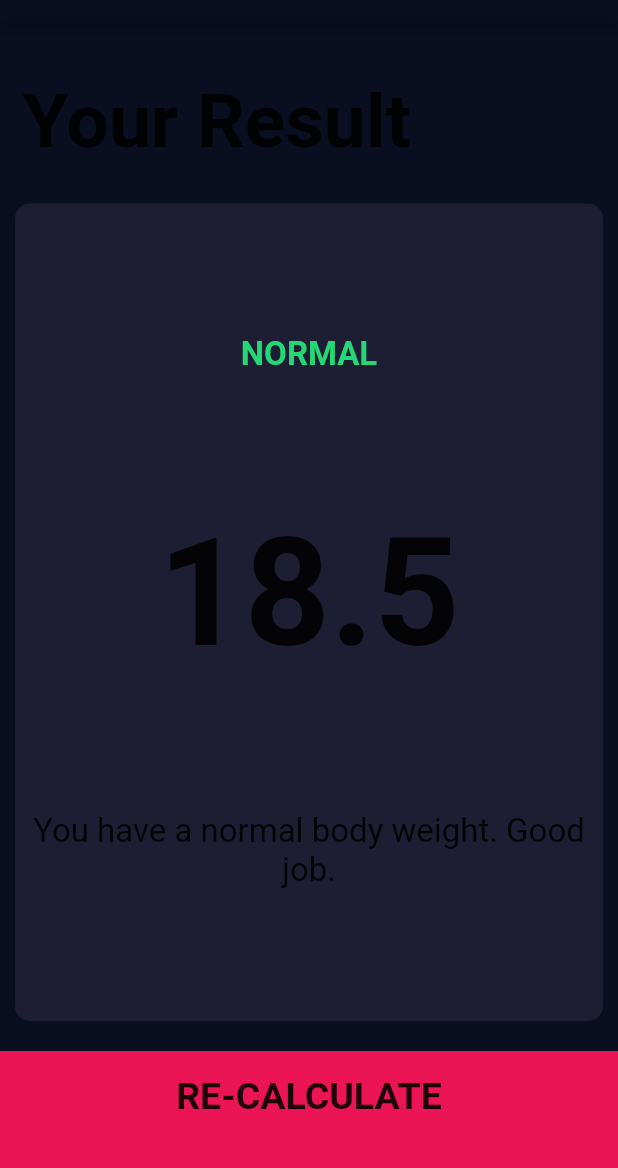
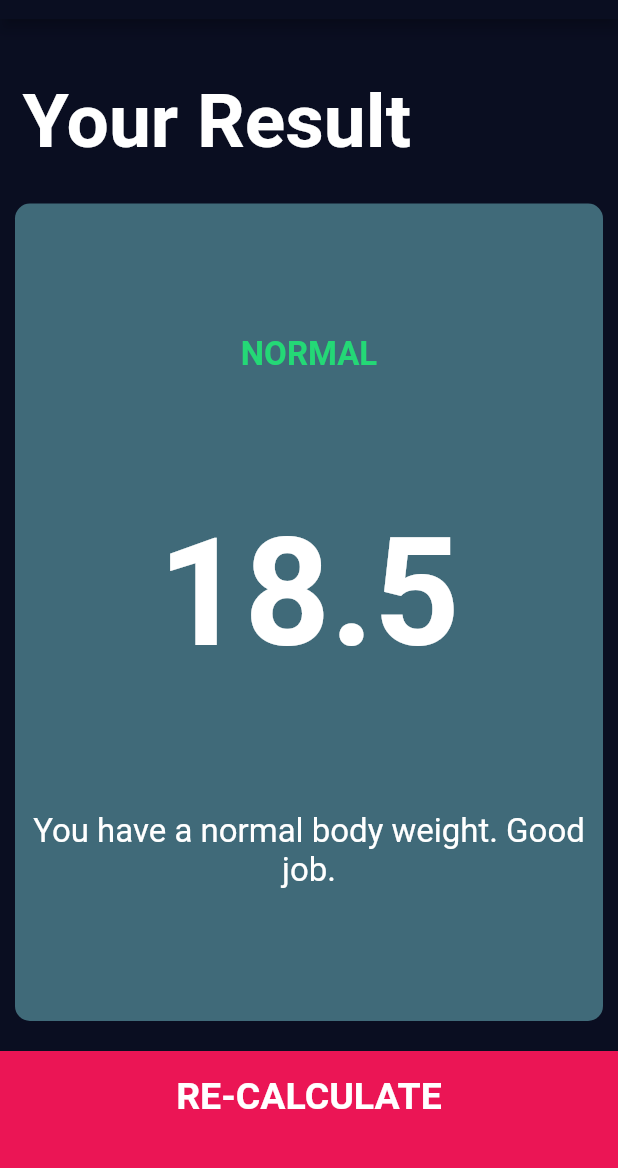
Before and after one commit to yasindu-dilshan/BMI-Calculator, a Flutter app: the screen it shows after launch, after a tap on "CALCULATE", on a phone screen of 412 x 824 dp, the part 65-1233 px from its top. Run offline on Flutter 3.47's test engine with Material 2 defaults, Android fonts, the phone set to English and light mode, and no system bars; our stand-ins replace font_awesome_flutter.

Commit message:
add drawer

```diff
--- a/lib/components/constants.dart
+++ b/lib/components/constants.dart
@@ -1,7 +1,7 @@
 import 'package:flutter/material.dart';
 
 const kBottomContainerHeight = 80.0;
-const kActiveCardColor = Color(0xFF1D1E33);
+const kActiveCardColor = Color(0xFF406A79);
 const kInactiveCardColor = Color(0xFF111328);
 const kBottomContainerColor = Color(0xFFEB1555);
 
--- a/lib/main.dart
+++ b/lib/main.dart
@@ -7,7 +7,7 @@ class BMICalculator extends StatelessWidget {
   @override
   Widget build(BuildContext context) {
     return MaterialApp(
-      theme: ThemeData.light().copyWith(
+      theme: ThemeData.dark().copyWith(
         primaryColor: Color(0xFF0A0E21),
         accentColor: Colors.purple,
         scaffoldBackgroundColor: Color(0xFF0A0E21),
--- a/lib/screens/input_image.dart
+++ b/lib/screens/input_image.dart
@@ -67,7 +67,7 @@ class _InputPageState extends State<InputPage> {
           ])),
           Expanded(
               child: ReusableCard(
-              color: kActiveCardColor,
+            color: kInactiveCardColor,
             cardChild: Column(
               mainAxisAlignment: MainAxisAlignment.center,
               children: <Widget>[
@@ -206,6 +206,35 @@ class _InputPageState extends State<InputPage> {
             },
           )
         ],
-        ));
+      ),
+      drawer: Drawer(
+          child: ListView(
+        padding: EdgeInsets.zero,
+        children: <Widget>[
+          DrawerHeader(
+            child: Text('Drawer Header'),
+            decoration: BoxDecoration(color: Colors.blue),
+          ),
+          ListTile(
+            title: Text("Item 1"),
+            onTap: () {
+              // Update the state of the app
+              // ...
+              // Then close the drawer
+              Navigator.pop(context);
+            },
+          ),
+          ListTile(
+            title: Text("Item 2"),
+            onTap: () {
+              // Update the state of the app
+              // ...
+              // Then close the drawer
+              Navigator.pop(context);
+            },
+          )
+        ],
+      )),
+    );
   }
 }
--- a/lib/screens/result_page.dart
+++ b/lib/screens/result_page.dart
@@ -20,8 +20,8 @@ class ResultPage extends StatelessWidget {
           title: Text('BMI CALCULATOR'),
         ),
         body: Column(
-          mainAxisAlignment: MainAxisAlignment.spaceEvenly, //ctrl+Q
-          crossAxisAlignment: CrossAxisAlignment.stretch,
+          // mainAxisAlignment: MainAxisAlignment.spaceEvenly, //ctrl+Q
+          // crossAxisAlignment: CrossAxisAlignment.stretch,
           children: <Widget>[
             Expanded(
                 child: Container(
```
Lines whose indentation alone changed are shown as unchanged.
